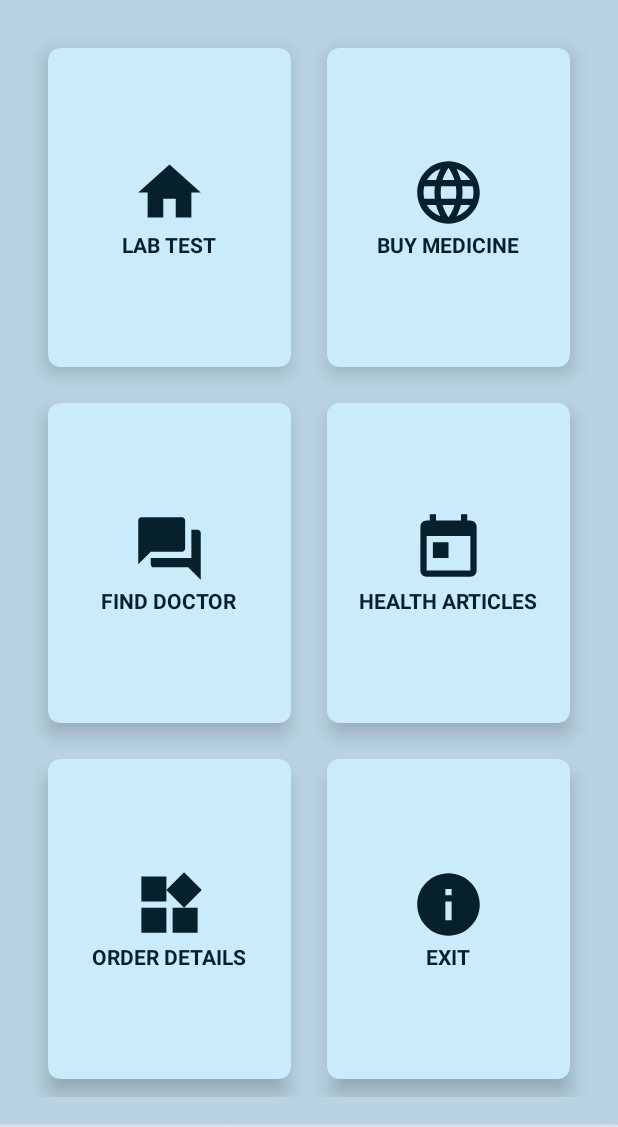
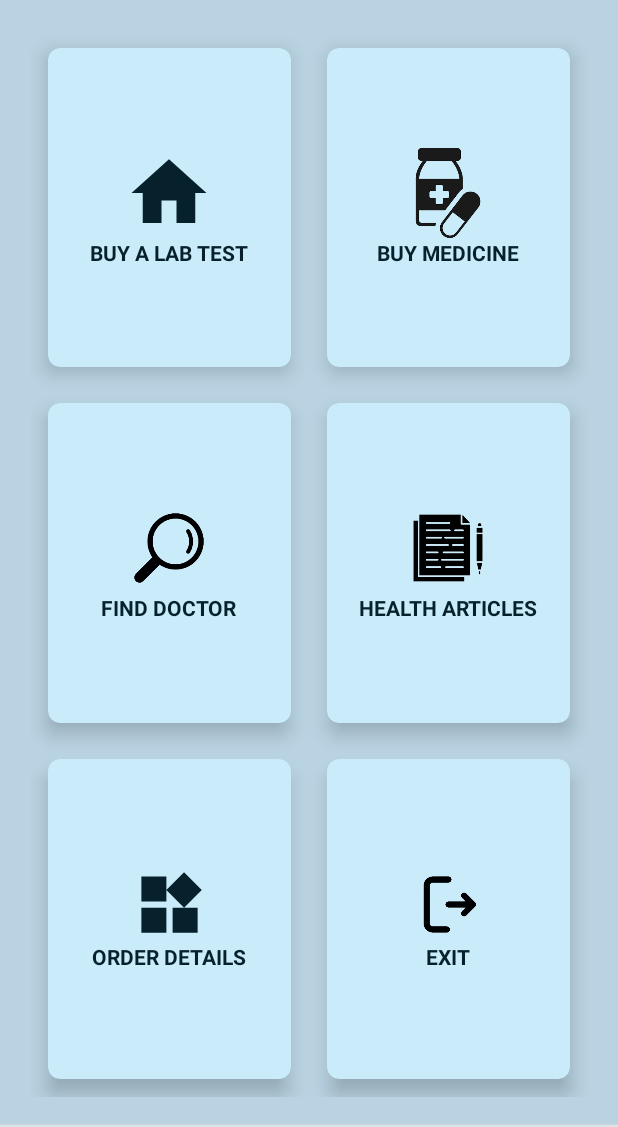
Before and after one commit to tahoorasma/MediSync, an Android app: the HomeActivity screen opened directly, with no data from a screen before it, on a phone screen of 412 x 824 dp, the part 109-1236 px from its top. Run offline under Robolectric (Android 15) with nearby library versions, the phone set to English and light mode, and no system bars.

Commit message:
Buy a lab test activity

```diff
--- a/app/src/main/java/com/example/medisync/Database.java
+++ b/app/src/main/java/com/example/medisync/Database.java
@@ -14,7 +14,7 @@ import java.util.ArrayList;
 public class Database extends SQLiteOpenHelper {
 
     private static final String DATABASE_NAME = "mediSync.db";
-    private static final int DATABASE_VERSION = 2; // Incremented version number
+    private static final int DATABASE_VERSION = 2;
 
     public Database(@Nullable Context context) {
         super(context, DATABASE_NAME, null, DATABASE_VERSION);
@@ -35,7 +35,6 @@ public class Database extends SQLiteOpenHelper {
     @Override
     public void onUpgrade(SQLiteDatabase sqLiteDatabase, int oldVersion, int newVersion) {
         if (oldVersion < 2) {
-            // Example: Add a new column to the users table
             String alterUsersTable = "ALTER TABLE users ADD COLUMN phone TEXT"; // Adding a phone number column
             sqLiteDatabase.execSQL(alterUsersTable);
         }
--- a/app/src/main/java/com/example/medisync/RegisterActivity.java
+++ b/app/src/main/java/com/example/medisync/RegisterActivity.java
@@ -55,7 +55,7 @@ public class RegisterActivity extends Activity {
                             Toast.makeText(getApplicationContext(), "Record Inserted", Toast.LENGTH_SHORT).show();
                             startActivity(new Intent(RegisterActivity.this, LoginActivity.class));
                         } else {
-                            Toast.makeText(getApplicationContext(), "Password must be at least 8 characters long and contain letters, digits, and special characters", Toast.LENGTH_SHORT).show();
+                            Toast.makeText(getApplicationContext(), "Password must be at least 6 characters long", Toast.LENGTH_SHORT).show();
                         }
                     } else {
                         Toast.makeText(getApplicationContext(), "Password and Confirm password didn't match", Toast.LENGTH_SHORT).show();
@@ -67,7 +67,7 @@ public class RegisterActivity extends Activity {
 
     public static boolean isValid(String passwordhere) {
         int f1 = 0, f2 = 0, f3 = 0;
-        if (passwordhere.length() < 8) {
+        if (passwordhere.length() < 6) {
             return false;
         } else {
             /*for (int p = 0; p < passwordhere.length(); p++) {
--- a/app/src/main/res/drawable/btn_bg.xml
+++ b/app/src/main/res/drawable/btn_bg.xml
@@ -1,5 +1,5 @@
 <?xml version="1.0" encoding="utf-8"?>
 <shape xmlns:android="http://schemas.android.com/apk/res/android">
-    <solid android:color="@color/colorWhite"/>
+    <solid android:color="@color/teal"/>
     <corners android:radius="70dp"/>
 </shape>
--- a/app/src/main/res/drawable/input_bg.xml
+++ b/app/src/main/res/drawable/input_bg.xml
@@ -1,5 +1,5 @@
 <?xml version="1.0" encoding="utf-8"?>
 <shape xmlns:android="http://schemas.android.com/apk/res/android">
-    <stroke android:color="@color/colorWhite" android:width="2dp"/>
+    <stroke android:color="@color/teal" android:width="2dp"/>
     <corners android:radius="70dp" />
 </shape>
--- a/app/src/main/res/layout/activity_home.xml
+++ b/app/src/main/res/layout/activity_home.xml
@@ -57,15 +57,15 @@
 
 
                 <ImageView
-                    android:layout_width="wrap_content"
-                    android:layout_height="wrap_content"
+                    android:layout_width="60dp"
+                    android:layout_height="60dp"
                     android:src="@drawable/home" />
 
 
                 <TextView
                     android:layout_width="wrap_content"
                     android:layout_height="wrap_content"
-                    android:text="LAB TEST"
+                    android:text="BUY A LAB TEST"
                     android:textColor="#06212C"
                     android:textStyle="bold" />
             </LinearLayout>
@@ -93,9 +93,9 @@
 
 
                 <ImageView
-                    android:layout_width="wrap_content"
-                    android:layout_height="wrap_content"
-                    android:src="@drawable/language" />
+                    android:layout_width="60dp"
+                    android:layout_height="60dp"
+                    android:src="@drawable/medicine" />
 
 
                 <TextView
@@ -129,9 +129,9 @@
                 android:orientation="vertical">
 
                 <ImageView
-                    android:layout_width="wrap_content"
-                    android:layout_height="wrap_content"
-                    android:src="@drawable/chat" />
+                    android:layout_width="60dp"
+                    android:layout_height="60dp"
+                    android:src="@drawable/search" />
 
                 <TextView
                     android:layout_width="wrap_content"
@@ -161,9 +161,9 @@
                 android:orientation="vertical">
 
                 <ImageView
-                    android:layout_width="wrap_content"
-                    android:layout_height="wrap_content"
-                    android:src="@drawable/calendar" />
+                    android:layout_width="60dp"
+                    android:layout_height="60dp"
+                    android:src="@drawable/article" />
 
                 <TextView
                     android:layout_width="wrap_content"
@@ -225,9 +225,9 @@
                 android:orientation="vertical">
 
                 <ImageView
-                    android:layout_width="wrap_content"
-                    android:layout_height="wrap_content"
-                    android:src="@drawable/info" />
+                    android:layout_width="50dp"
+                    android:layout_height="50dp"
+                    android:src="@drawable/exit" />
 
                 <TextView
                     android:layout_width="wrap_content"
--- a/app/src/main/res/values/colors.xml
+++ b/app/src/main/res/values/colors.xml
@@ -11,6 +11,9 @@
     <color name="colorPrimaryDark">#3262C4</color>
     <color name="colorBlack">#000000</color>
     <color name="colorWhite">#073C52</color>
+    <color name="teal">#073C52</color>
+    <color name="darkTeal">#06212C</color>
+    <color name="lightTeal">#405259</color>
     <color name="colorRed">#C11515</color>
     <color name="purpleDark">#FF210642</color>
     <color name="yellowLight">#fff777</color>
```
Also changed, not shown: app/src/main/java/com/example/medisync/LabTestActivity.java (+98 -1 lines), app/src/main/java/com/example/medisync/LoginActivity.java (+6 -6 lines), app/src/main/res/layout/activity_book_appointment.xml (+4 -4 lines), app/src/main/res/layout/activity_lab_test.xml (+6 -3 lines), app/src/main/res/layout/activity_login.xml (+4 -3 lines), app/src/main/res/layout/activity_register.xml (+14 -12 lines), app/src/main/res/drawable/article.png (added), app/src/main/res/drawable/exit.png (added), app/src/main/res/drawable/medicine.png (added), app/src/main/res/drawable/password.png (added), app/src/main/res/drawable/search.png (added).
